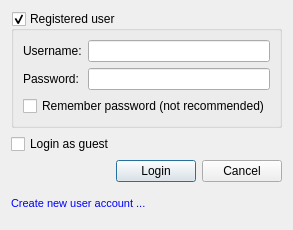
The window that src/gui/qt/internetgamelogindialog.ui (pokerth/pokerth) describes before a commit, drawn with Qt 5.
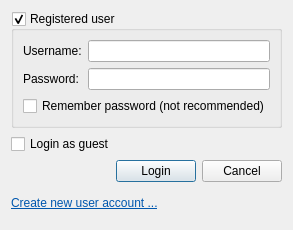
The same window after the commit.

Diff of the .ui file:
```diff
--- a/src/gui/qt/internetgamelogindialog.ui
+++ b/src/gui/qt/internetgamelogindialog.ui
@@ -101,8 +101,11 @@
       <string>&lt;!DOCTYPE HTML PUBLIC &quot;-//W3C//DTD HTML 4.0//EN&quot; &quot;http://www.w3.org/TR/REC-html40/strict.dtd&quot;&gt;
 &lt;html&gt;&lt;head&gt;&lt;meta name=&quot;qrichtext&quot; content=&quot;1&quot; /&gt;&lt;style type=&quot;text/css&quot;&gt;
 p, li { white-space: pre-wrap; }
-&lt;/style&gt;&lt;/head&gt;&lt;body style=&quot; font-family:'Nimbus Sans L'; font-size:8pt; font-weight:400; font-style:normal;&quot;&gt;
-&lt;p style=&quot; margin-top:0px; margin-bottom:0px; margin-left:0px; margin-right:0px; -qt-block-indent:0; text-indent:0px;&quot;&gt;&lt;span style=&quot; color:#0000ff;&quot;&gt;Create new user account ...&lt;/span&gt;&lt;/p&gt;&lt;/body&gt;&lt;/html&gt;</string>
+&lt;/style&gt;&lt;/head&gt;&lt;body style=&quot; font-weight:400; font-style:normal;&quot;&gt;
+&lt;p style=&quot; margin-top:0px; margin-bottom:0px; margin-left:0px; margin-right:0px; -qt-block-indent:0; text-indent:0px;&quot;&gt;&lt;a href=&quot;http://login.pokerth.biz/register.php&quot;&gt;&lt;span style=&quot; text-decoration: underline; color:#0057ae;&quot;&gt;Create new user account ...&lt;/span&gt;&lt;/a&gt;&lt;/p&gt;&lt;/body&gt;&lt;/html&gt;</string>
+     </property>
+     <property name="openExternalLinks">
+      <bool>true</bool>
      </property>
     </widget>
    </item>
```
